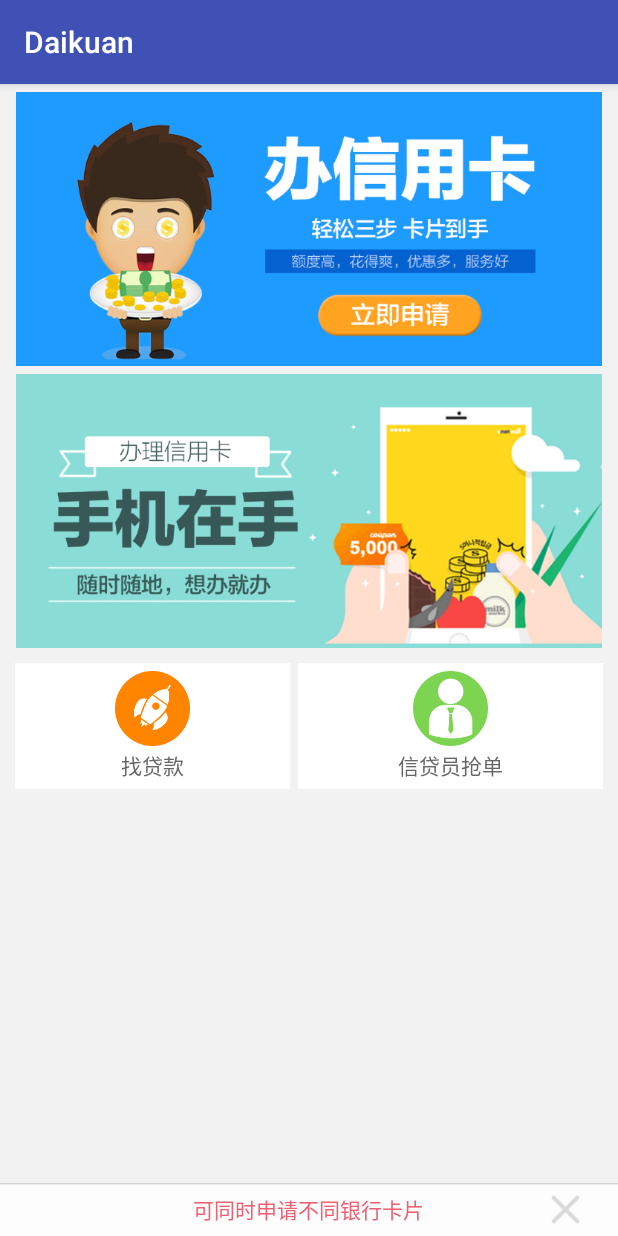
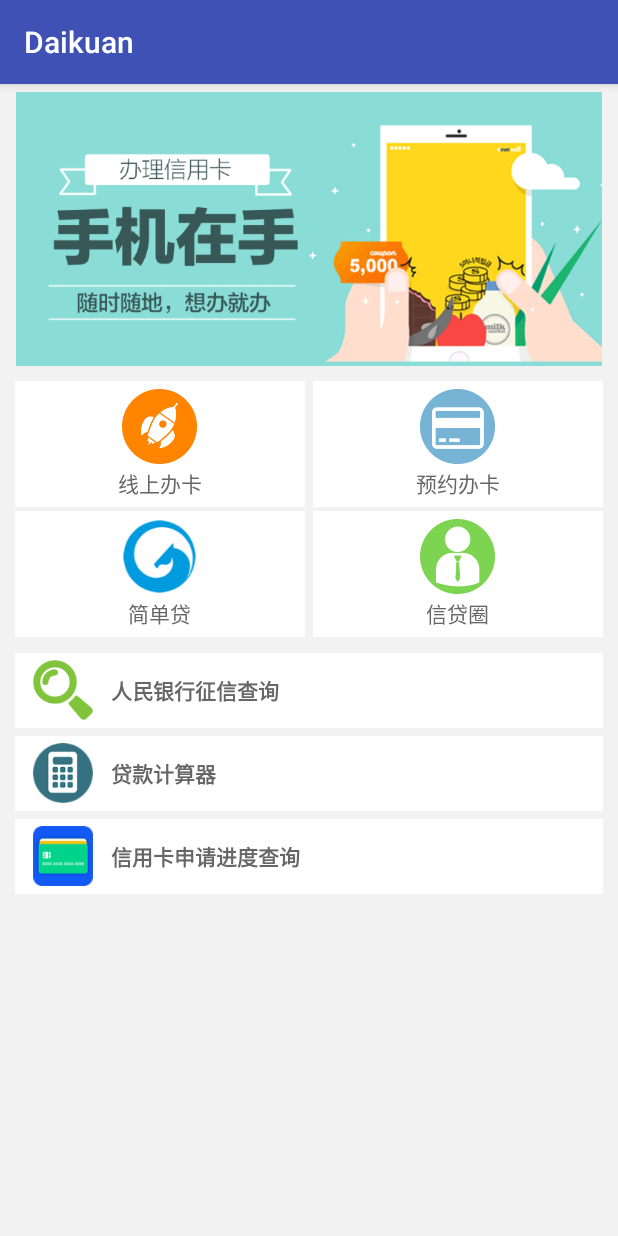
Before and after one commit to yanchl/DKLoan, an Android app: the fragment PageFragYiJianDai shown on its own in the app's theme, on a phone screen of 412 x 824 dp. Run offline under Robolectric (Android 15) with nearby library versions, the phone set to English and light mode, and no system bars.

Commit message:
修改更多功能页面

```diff
--- a/app/src/main/java/com/daikuan/MainActivity.java
+++ b/app/src/main/java/com/daikuan/MainActivity.java
@@ -18,8 +18,8 @@ import android.widget.TextView;
 
 public class MainActivity extends FragmentActivity {
 
-	ImageView mImage1, mImage2, mImage3;
-	TextView mText1JianDai, mText2Daikuan, mText3Banka;
+	ImageView mImage1, mImage2;
+	TextView mText1JianDai, mText2Daikuan;
 	ViewPager mViewPager;
 	ArrayList<Fragment> mFragments;
 	MyFragmentAdapter mFragmentAdapter;
@@ -47,16 +47,16 @@ public class MainActivity extends FragmentActivity {
 		mText2Daikuan.setOnClickListener(new View.OnClickListener() {
 			@Override
 			public void onClick(View v) {
-				mViewPager.setCurrentItem(2, false);
+				mViewPager.setCurrentItem(1, false);
 
 			}
 		});
-		mText3Banka.setOnClickListener(new View.OnClickListener() {
-			@Override
-			public void onClick(View v) {
-				mViewPager.setCurrentItem(1, false);
-			}
-		});
+//		mText3Banka.setOnClickListener(new View.OnClickListener() {
+//			@Override
+//			public void onClick(View v) {
+//				mViewPager.setCurrentItem(1, false);
+//			}
+//		});
 		mViewPager
 				.setOnPageChangeListener(new ViewPager.OnPageChangeListener() {
 					@Override
@@ -88,22 +88,22 @@ public class MainActivity extends FragmentActivity {
 		mHeaderTitle.setText(getString(R.string.header_title_yijiandaikuan));
 
 		mText1JianDai = (TextView) findViewById(R.id.yijiandaikuan);
-		mText2Daikuan = (TextView) findViewById(R.id.bandai);
-		mText3Banka = (TextView) findViewById(R.id.banka);
+		mText2Daikuan = (TextView) findViewById(R.id.banka);
+//		mText3Banka = (TextView) findViewById(R.id.banka);
 		mImage1 = (ImageView) findViewById(R.id.image_1);
 		mImage2 = (ImageView) findViewById(R.id.image_2);
-		mImage3 = (ImageView) findViewById(R.id.image_3);
+//		mImage3 = (ImageView) findViewById(R.id.image_3);
 		showItem1();
 		mViewPager = (ViewPager) findViewById(R.id.viewpager);
 
-		mViewPager.setOffscreenPageLimit(3);
+		mViewPager.setOffscreenPageLimit(2);
 		if (mFragments == null) {
 			mFragments = new ArrayList<>();
 		}
 		// 正在发送定时器管理
 		mFragments.add(new PageFragDaQuan());
 		mFragments.add(new PageFragYiJianDai());
-		mFragments.add(new PageFragGongJu());
+//		mFragments.add(new PageFragGongJu());
 
 		if (mFragmentAdapter == null) {
 			mFragmentAdapter = new MyFragmentAdapter(
@@ -116,11 +116,11 @@ public class MainActivity extends FragmentActivity {
 		mText1JianDai.setTextColor(getResources().getColor(R.color.red_bg));
 		mText2Daikuan.setTextColor(getResources().getColor(
 				R.color.bottom_black_color));
-		mText3Banka.setTextColor(getResources().getColor(
-				R.color.bottom_black_color));
+//		mText3Banka.setTextColor(getResources().getColor(
+//				R.color.bottom_black_color));
 		mImage1.setVisibility(View.VISIBLE);
 		mImage2.setVisibility(View.INVISIBLE);
-		mImage3.setVisibility(View.INVISIBLE);
+//		mImage3.setVisibility(View.INVISIBLE);
 		mHeaderTitle.setText(R.string.header_title_yijiandaikuan);
 	}
 
@@ -128,11 +128,11 @@ public class MainActivity extends FragmentActivity {
 		mText1JianDai.setTextColor(getResources().getColor(
 				R.color.bottom_black_color));
 		mText2Daikuan.setTextColor(getResources().getColor(R.color.red_bg));
-		mText3Banka.setTextColor(getResources().getColor(
-				R.color.bottom_black_color));
+//		mText3Banka.setTextColor(getResources().getColor(
+//				R.color.bottom_black_color));
 		mImage1.setVisibility(View.INVISIBLE);
 		mImage2.setVisibility(View.VISIBLE);
-		mImage3.setVisibility(View.INVISIBLE);
+//		mImage3.setVisibility(View.INVISIBLE);
 		mHeaderTitle.setText(R.string.header_title_daikuan);
 	}
 
@@ -141,10 +141,10 @@ public class MainActivity extends FragmentActivity {
 				R.color.bottom_black_color));
 		mText2Daikuan.setTextColor(getResources().getColor(
 				R.color.bottom_black_color));
-		mText3Banka.setTextColor(getResources().getColor(R.color.red_bg));
+//		mText3Banka.setTextColor(getResources().getColor(R.color.red_bg));
 		mImage1.setVisibility(View.INVISIBLE);
-		mImage2.setVisibility(View.INVISIBLE);
-		mImage3.setVisibility(View.VISIBLE);
+		mImage2.setVisibility(View.VISIBLE);
+//		mImage3.setVisibility(View.VISIBLE);
 		mHeaderTitle.setText(R.string.header_title_xinyongka);
 	}
 
--- a/app/src/main/java/com/daikuan/PageFragYiJianDai.java
+++ b/app/src/main/java/com/daikuan/PageFragYiJianDai.java
@@ -7,6 +7,7 @@ import android.view.LayoutInflater;
 import android.view.View;
 import android.view.ViewGroup;
 import android.widget.ImageView;
+import android.widget.Toast;
 
 public class PageFragYiJianDai extends Fragment {
 
@@ -14,13 +15,14 @@ public class PageFragYiJianDai extends Fragment {
 			.getSimpleName();
 
 	ViewGroup mAdContainer;
-	ImageView mDaikuanHaodai,mDaikuanRong360,mKaHaodai,mKaRong360;
-	View mCloseTip;
-	View mTipContainer;
+	ImageView mKaHaodai;
+//	View mCloseTip;
+//	View mTipContainer;
 
 	String title_daikuan = "申请贷款";
 	String title_banka = "申请信用卡";
-	View mZhaoDaikuan,mXinDaiYuan;
+	View mXianshangbanka,mYuyuebanka,mJiandandai,mXindaiquan;
+	View mZhengxin, mJisuanqi, mLaolai, mXinyongKaJindu;
 
 	public PageFragYiJianDai() {
 	}
@@ -49,26 +51,6 @@ public class PageFragYiJianDai extends Fragment {
 	}
 
 	private void initAction() {
-		mCloseTip.setOnClickListener(new View.OnClickListener() {
-			@Override
-			public void onClick(View v) {
-				mTipContainer.setVisibility(View.GONE);
-			}
-		});
-
-		mDaikuanHaodai.setOnClickListener(new View.OnClickListener() {
-			@Override
-			public void onClick(View v) {
-				GlobalUtil.openWebview(getActivity(), Constant.URL_DAIKUAN_HAODAI, title_daikuan);
-			}
-		});
-
-		mDaikuanRong360.setOnClickListener(new View.OnClickListener() {
-			@Override
-			public void onClick(View v) {
-				GlobalUtil.openWebview(getActivity(), Constant.URL_DAIKUAN_RONG360, title_daikuan);
-			}
-		});
 
 		mKaHaodai.setOnClickListener(new View.OnClickListener() {
 			@Override
@@ -77,23 +59,48 @@ public class PageFragYiJianDai extends Fragment {
 			}
 		});
 
-		mKaRong360.setOnClickListener(new View.OnClickListener() {
+
+		mXianshangbanka.setOnClickListener(new View.OnClickListener() {
 			@Override
 			public void onClick(View v) {
-				GlobalUtil.openWebview(getActivity(), Constant.URL_XINYONGKA_RONG360, title_banka);
+				GlobalUtil.openWebview(getActivity(), Constant.FIND_DAIKUAN, "线上办卡");
 			}
 		});
-
-		mZhaoDaikuan.setOnClickListener(new View.OnClickListener() {
+		mYuyuebanka.setOnClickListener(new View.OnClickListener() {
 			@Override
 			public void onClick(View v) {
-				GlobalUtil.openWebview(getActivity(), Constant.FIND_DAIKUAN, "找贷款");
+				GlobalUtil.openWebview(getActivity(), Constant.FIND_DAIKUAN, "预约办卡");
 			}
 		});
-		mXinDaiYuan.setOnClickListener(new View.OnClickListener() {
+		mJiandandai.setOnClickListener(new View.OnClickListener() {
 			@Override
 			public void onClick(View v) {
-				GlobalUtil.openWebview(getActivity(), Constant.XinDaiYuan_url, "信贷圈");
+				GlobalUtil.openWebview(getActivity(), Constant.FIND_DAIKUAN, "现金白卡简单贷");
+			}
+		});
+		mXindaiquan.setOnClickListener(new View.OnClickListener() {
+			@Override
+			public void onClick(View v) {
+				GlobalUtil.openWebview(getActivity(), Constant.FIND_DAIKUAN, "信贷圈");
+			}
+		});
+		mZhengxin.setOnClickListener(new View.OnClickListener() {
+			@Override
+			public void onClick(View v) {
+				GlobalUtil.openWebview(getActivity(), Constant.ZhengXinUrl,
+						"查征信");
+			}
+		});
+		mXinyongKaJindu.setOnClickListener(new View.OnClickListener() {
+			@Override
+			public void onClick(View v) {
+				Toast.makeText(getActivity(),"正在抓紧开发该功能，请等待",Toast.LENGTH_LONG).show();
+			}
+		});
+		mJisuanqi.setOnClickListener(new View.OnClickListener() {
+			@Override
+			public void onClick(View v) {
+				GlobalUtil.openWebview(getActivity(), Constant.DaiKuanJiSuanQi, "贷款计算器");
 			}
 		});
 	}
@@ -104,14 +111,14 @@ public class PageFragYiJianDai extends Fragment {
 	}
 
 	private void initView(View view) {
-		mDaikuanHaodai = (ImageView) view.findViewById(R.id.daikuan_haodai);
-		mDaikuanRong360 = (ImageView) view.findViewById(R.id.daikuan_rong360);
 		mKaHaodai = (ImageView) view.findViewById(R.id.ka_haodai);
-		mKaRong360 = (ImageView) view.findViewById(R.id.ka_rong360);
-		mCloseTip = view.findViewById(R.id.close);
-		mTipContainer = view.findViewById(R.id.tip_container);
-		mZhaoDaikuan = view.findViewById(R.id.zhaodaikuan);
-		mXinDaiYuan = view.findViewById(R.id.xindaiyuan);
+		mXianshangbanka = view.findViewById(R.id.xianshangbanka);
+		mYuyuebanka = view.findViewById(R.id.yuyuebanka);
+		mJiandandai = view.findViewById(R.id.xianshangbanka);
+		mXindaiquan = view.findViewById(R.id.xindaiquan);
+		mZhengxin = view.findViewById(R.id.zhengxin);
+		mJisuanqi = view.findViewById(R.id.jisuanqi);
+		mXinyongKaJindu = view.findViewById(R.id.xinyongka_jindu);
 	}
 
 	@Override
--- a/app/src/main/res/layout/frag_layout_daikuanlist.xml
+++ b/app/src/main/res/layout/frag_layout_daikuanlist.xml
@@ -18,32 +18,6 @@
             android:paddingRight="10dip" >
 
             <ImageView
-                android:id="@+id/daikuan_haodai"
-                android:layout_width="fill_parent"
-                android:layout_height="wrap_content"
-                android:layout_marginTop="5dip"
-                android:adjustViewBounds="true"
-                android:src="@drawable/daikuan_haodai"
-                android:visibility="gone" />
-
-            <ImageView
-                android:id="@+id/daikuan_rong360"
-                android:layout_width="fill_parent"
-                android:layout_height="wrap_content"
-                android:layout_marginTop="5dip"
-                android:adjustViewBounds="true"
-                android:src="@drawable/daikuan_rong360"
-                android:visibility="gone" />
-
-            <ImageView
-                android:id="@+id/ka_rong360"
-                android:layout_width="fill_parent"
-                android:layout_height="wrap_content"
-                android:layout_marginTop="5dip"
-                android:adjustViewBounds="true"
-                android:src="@drawable/ka_rong360" />
-
-            <ImageView
                 android:id="@+id/ka_haodai"
                 android:layout_width="fill_parent"
                 android:layout_height="wrap_content"
@@ -54,12 +28,12 @@
             <LinearLayout
                 android:layout_width="fill_parent"
                 android:layout_height="wrap_content"
-                android:layout_marginBottom="10dip"
+                android:layout_marginBottom="1dip"
                 android:layout_marginTop="10dip"
                 android:orientation="horizontal" >
 
                 <LinearLayout
-                    android:id="@+id/zhaodaikuan"
+                    android:id="@+id/xianshangbanka"
                     android:layout_width="wrap_content"
                     android:layout_height="wrap_content"
                     android:layout_marginRight="5dip"
@@ -79,13 +53,71 @@
                         android:layout_width="wrap_content"
                         android:layout_height="wrap_content"
                         android:layout_marginTop="2dip"
-                        android:text="找贷款"
+                        android:text="线上办卡"
                         android:textColor="#666666"
                         android:textSize="14dip" />
                 </LinearLayout>
 
                 <LinearLayout
-                    android:id="@+id/xindaiyuan"
+                    android:id="@+id/yuyuebanka"
+                    android:layout_width="wrap_content"
+                    android:layout_height="wrap_content"
+                    android:layout_weight="1"
+                    android:background="@drawable/btn_tem_selector"
+                    android:gravity="center"
+                    android:orientation="vertical"
+                    android:paddingBottom="5dip"
+                    android:paddingTop="5dip" >
+
+                    <ImageView
+                        android:layout_width="50dip"
+                        android:layout_height="50dip"
+                        android:src="@drawable/banxinyongka" />
+
+                    <TextView
+                        android:layout_width="wrap_content"
+                        android:layout_height="wrap_content"
+                        android:layout_marginTop="2dip"
+                        android:text="预约办卡"
+                        android:textColor="#666666"
+                        android:textSize="14dip" />
+                </LinearLayout>
+            </LinearLayout>
+            <LinearLayout
+                android:layout_width="fill_parent"
+                android:layout_height="wrap_content"
+                android:layout_marginBottom="5dip"
+                android:layout_marginTop="1dip"
+                android:orientation="horizontal" >
+
+                <LinearLayout
+                    android:id="@+id/jiandandai"
+                    android:layout_width="wrap_content"
+                    android:layout_height="wrap_content"
+                    android:layout_marginRight="5dip"
+                    android:layout_weight="1"
+                    android:background="@drawable/btn_tem_selector"
+                    android:gravity="center"
+                    android:orientation="vertical"
+                    android:paddingBottom="5dip"
+                    android:paddingTop="5dip" >
+
+                    <ImageView
+                        android:layout_width="50dip"
+                        android:layout_height="50dip"
+                        android:src="@drawable/logo_mashangdai" />
+
+                    <TextView
+                        android:layout_width="wrap_content"
+                        android:layout_height="wrap_content"
+                        android:layout_marginTop="2dip"
+                        android:text="简单贷"
+                        android:textColor="#666666"
+                        android:textSize="14dip" />
+                </LinearLayout>
+
+                <LinearLayout
+                    android:id="@+id/xindaiquan"
                     android:layout_width="wrap_content"
                     android:layout_height="wrap_content"
                     android:layout_weight="1"
@@ -104,37 +136,117 @@
                         android:layout_width="wrap_content"
                         android:layout_height="wrap_content"
                         android:layout_marginTop="2dip"
-                        android:text="信贷员抢单"
+                        android:text="信贷圈"
                         android:textColor="#666666"
                         android:textSize="14dip" />
                 </LinearLayout>
             </LinearLayout>
-        </LinearLayout>
-    </ScrollView>
 
             <RelativeLayout
-        android:id="@+id/tip_container"
+                android:id="@+id/zhengxin"
                 android:layout_width="fill_parent"
-        android:layout_height="35dip"
-        android:layout_alignParentBottom="true"
-        android:background="@drawable/bottom_tip_bg" >
+                android:layout_height="50dip"
+                android:layout_marginTop="5dip"
+                android:background="#ffffff" >
+
+                <ImageView
+                    android:id="@+id/logo1"
+                    android:layout_width="40dip"
+                    android:layout_height="40dip"
+                    android:layout_centerVertical="true"
+                    android:layout_marginLeft="12dip"
+                    android:src="@drawable/logo_check" />
+
+                <LinearLayout
+                    android:layout_width="wrap_content"
+                    android:layout_height="wrap_content"
+                    android:layout_centerVertical="true"
+                    android:layout_marginLeft="12dip"
+                    android:layout_toRightOf="@+id/logo1"
+                    android:orientation="vertical" >
 
                     <TextView
                         android:layout_width="wrap_content"
                         android:layout_height="wrap_content"
-            android:layout_centerHorizontal="true"
-            android:layout_centerVertical="true"
-            android:text="可同时申请不同银行卡片"
-            android:textColor="@color/bottom_tip_text_color" />
+                        android:layout_toRightOf="@+id/logo1"
+                        android:text="人民银行征信查询"
+                        android:textColor="#666666"
+                        android:textSize="14dip"
+                        android:textStyle="bold" />
+
+                </LinearLayout>
+            </RelativeLayout>
+
+            <RelativeLayout
+                android:id="@+id/jisuanqi"
+                android:layout_width="fill_parent"
+                android:layout_height="50dip"
+                android:layout_marginTop="5dip"
+                android:background="#ffffff" >
 
                 <ImageView
-            android:id="@+id/close"
+                    android:id="@+id/logo2"
+                    android:layout_width="40dip"
+                    android:layout_height="40dip"
+                    android:layout_centerVertical="true"
+                    android:layout_marginLeft="12dip"
+                    android:src="@drawable/jisuan" />
+
+                <LinearLayout
                     android:layout_width="wrap_content"
                     android:layout_height="wrap_content"
-            android:layout_alignParentRight="true"
                     android:layout_centerVertical="true"
-            android:layout_marginRight="15dip"
-            android:src="@drawable/close" />
+                    android:layout_marginLeft="12dip"
+                    android:layout_toRightOf="@+id/logo2"
+                    android:orientation="vertical" >
+
+                    <TextView
+                        android:layout_width="wrap_content"
+                        android:layout_height="wrap_content"
+                        android:layout_toRightOf="@+id/logo1"
+                        android:text="贷款计算器"
+                        android:textColor="#666666"
+                        android:textSize="14dip"
+                        android:textStyle="bold" />
+
+                </LinearLayout>
             </RelativeLayout>
 
+            <RelativeLayout
+                android:id="@+id/xinyongka_jindu"
+                android:layout_width="fill_parent"
+                android:layout_height="50dip"
+                android:layout_marginTop="5dip"
+                android:background="#ffffff" >
+
+                <ImageView
+                    android:id="@+id/logo4"
+                    android:layout_width="40dip"
+                    android:layout_height="40dip"
+                    android:layout_centerVertical="true"
+                    android:layout_marginLeft="12dip"
+                    android:src="@drawable/logo_xinyongka" />
+
+                <LinearLayout
+                    android:layout_width="wrap_content"
+                    android:layout_height="wrap_content"
+                    android:layout_centerVertical="true"
+                    android:layout_marginLeft="12dip"
+                    android:layout_toRightOf="@+id/logo4"
+                    android:orientation="vertical" >
+
+                    <TextView
+                        android:layout_width="wrap_content"
+                        android:layout_height="wrap_content"
+                        android:layout_toRightOf="@+id/logo1"
+                        android:text="信用卡申请进度查询"
+                        android:textColor="#666666"
+                        android:textSize="14dip"
+                        android:textStyle="bold" />
+
+                </LinearLayout>
             </RelativeLayout>
+        </LinearLayout>
+    </ScrollView>
+
+</RelativeLayout>
--- a/app/src/main/res/layout/page_first_activity_layout.xml
+++ b/app/src/main/res/layout/page_first_activity_layout.xml
@@ -79,32 +79,7 @@
                     android:layout_centerHorizontal="true"
                     android:layout_centerVertical="true"
                     android:gravity="center"
-                    android:text="信用卡"
-                    android:textColor="@color/bottom_black_color"
-                    android:textSize="14dip"
-                     />
-
-                <ImageView
-                    android:id="@+id/image_3"
-                    android:layout_width="match_parent"
-                    android:layout_height="5dip"
-                    android:layout_alignParentBottom="true"
-                    android:background="@color/red_bg" />
-            </RelativeLayout>
-
-            <RelativeLayout
-                android:layout_width="fill_parent"
-                android:layout_height="wrap_content"
-                android:layout_weight="1" >
-
-                <TextView
-                    android:id="@+id/bandai"
-                    android:layout_width="fill_parent"
-                    android:layout_height="fill_parent"
-                    android:layout_centerHorizontal="true"
-                    android:layout_centerVertical="true"
-                    android:gravity="center"
-                    android:text="工具箱"
+                    android:text="更多功能"
                     android:textColor="@color/bottom_black_color"
                     android:textSize="14dip"
                      />
@@ -117,6 +92,31 @@
                     android:background="@color/red_bg" />
             </RelativeLayout>
 
+            <!--<RelativeLayout-->
+                <!--android:layout_width="fill_parent"-->
+                <!--android:layout_height="wrap_content"-->
+                <!--android:layout_weight="1" >-->
+
+                <!--<TextView-->
+                    <!--android:id="@+id/bandai"-->
+                    <!--android:layout_width="fill_parent"-->
+                    <!--android:layout_height="fill_parent"-->
+                    <!--android:layout_centerHorizontal="true"-->
+                    <!--android:layout_centerVertical="true"-->
+                    <!--android:gravity="center"-->
+                    <!--android:text="工具箱"-->
+                    <!--android:textColor="@color/bottom_black_color"-->
+                    <!--android:textSize="14dip"-->
+                     <!--/>-->
+
+                <!--<ImageView-->
+                    <!--android:id="@+id/image_2"-->
+                    <!--android:layout_width="match_parent"-->
+                    <!--android:layout_height="5dip"-->
+                    <!--android:layout_alignParentBottom="true"-->
+                    <!--android:background="@color/red_bg" />-->
+            <!--</RelativeLayout>-->
+
         </LinearLayout>
     </RelativeLayout>
 </RelativeLayout>
```
Lines whose indentation alone changed are shown as unchanged.
